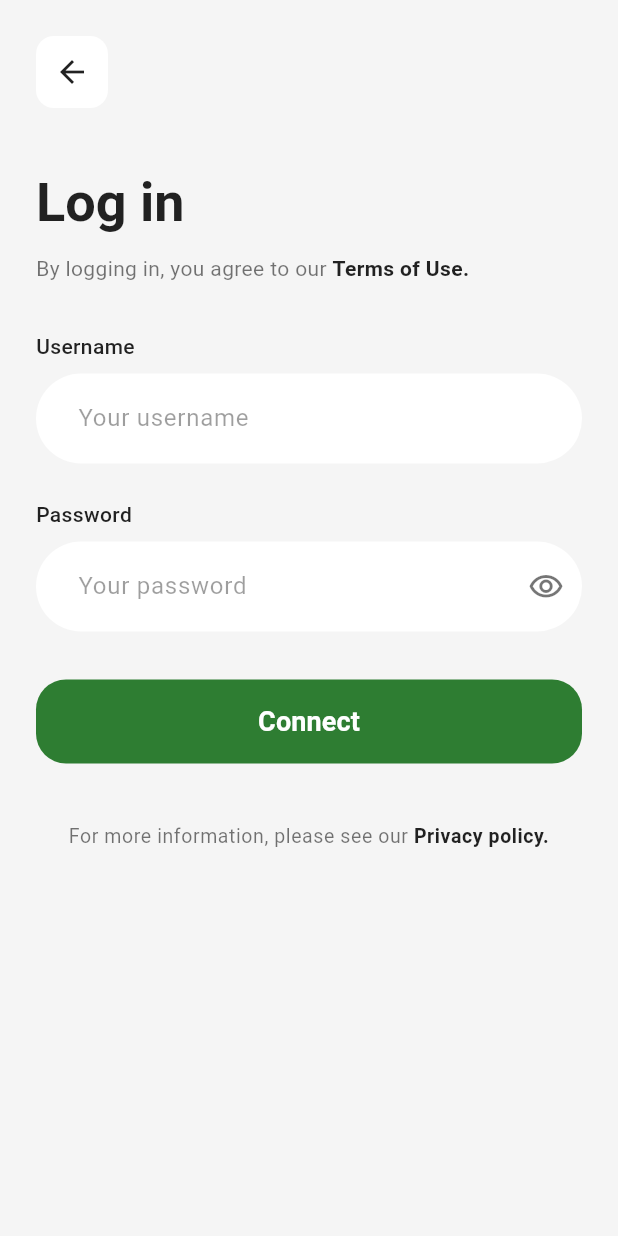
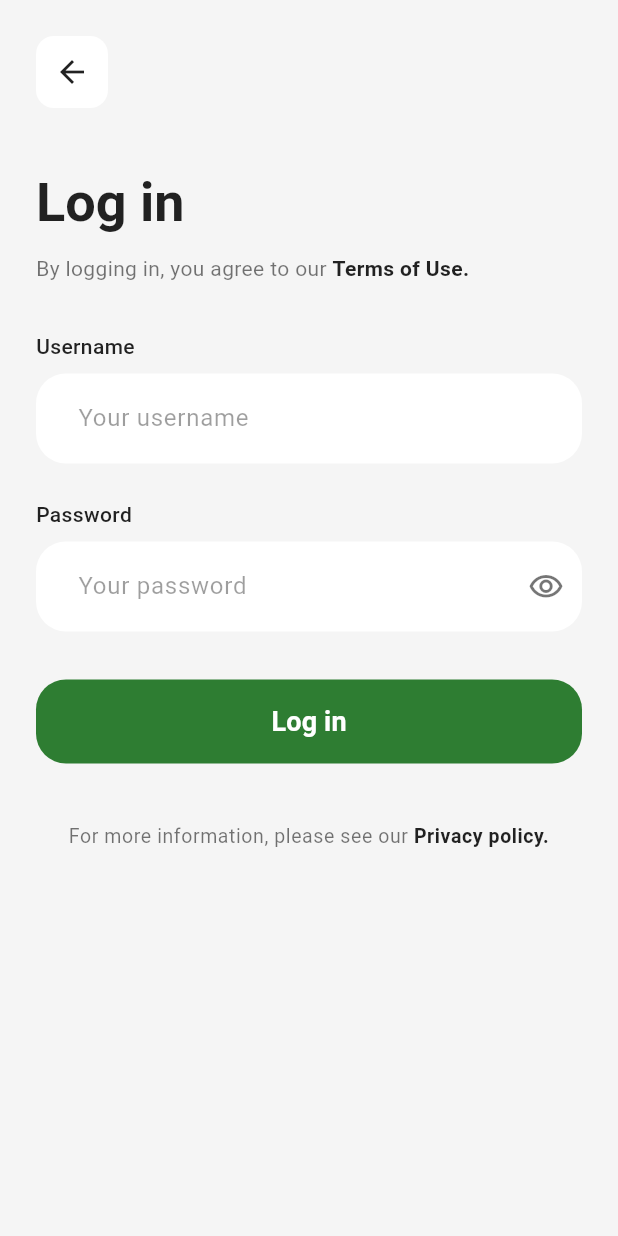
Before and after one commit to jessojoseph/Van_, a Flutter app: the screen it shows after launch, after a tap on "Log in", on a phone screen of 412 x 824 dp. Run offline on Flutter 3.47's test engine with Material 3 defaults, Android fonts, the phone set to English and light mode, and no system bars; accounts and stored records are empty.

Commit message:
Custom textbox

```diff
--- a/van/lib/screens/login_screen.dart
+++ b/van/lib/screens/login_screen.dart
@@ -2,6 +2,7 @@ import 'package:flutter/material.dart';
 import '../constants/app_constants.dart';
 import '../utils/app_utils.dart';
 import '../widgets/custom_buttons.dart';
+import '../widgets/custom_text_field.dart';
 import 'home_screen.dart';
 
 class LoginScreen extends StatefulWidget {
@@ -143,20 +144,11 @@ class _LoginScreenState extends State<LoginScreen> {
                   child: Column(
                     crossAxisAlignment: CrossAxisAlignment.start,
                     children: [
-                      // Username Label
-                      Text(
-                        'Username',
-                        style: theme.textTheme.bodyMedium?.copyWith(
-                          color: Colors.black87,
-                          fontWeight: FontWeight.w500,
-                        ),
-                      ),
-
-                      const SizedBox(height: 8),
-
                       // Username Field
-                      TextFormField(
+                      CustomTextField(
                         controller: _emailController,
+                        labelText: 'Username',
+                        hintText: 'Your username',
                         keyboardType: TextInputType.text,
                         validator: (value) {
                           if (value == null || value.isEmpty) {
@@ -164,75 +156,16 @@ class _LoginScreenState extends State<LoginScreen> {
                           }
                           return null;
                         },
-                        decoration: InputDecoration(
-                          hintText: 'Your username',
-                          hintStyle: TextStyle(
-                            color: Colors.black38,
-                            fontSize: 16,
-                          ),
-                          filled: true,
-                          fillColor: Colors.white,
-                          border: OutlineInputBorder(
-                            borderRadius: BorderRadius.circular(30),
-                            borderSide: BorderSide.none,
-                          ),
-                          enabledBorder: OutlineInputBorder(
-                            borderRadius: BorderRadius.circular(30),
-                            borderSide: BorderSide.none,
-                          ),
-                          focusedBorder: OutlineInputBorder(
-                            borderRadius: BorderRadius.circular(30),
-                            borderSide: BorderSide.none,
-                          ),
-                          errorBorder: OutlineInputBorder(
-                            borderRadius: BorderRadius.circular(30),
-                            borderSide: BorderSide(color: Colors.red.shade300),
-                          ),
-                          focusedErrorBorder: OutlineInputBorder(
-                            borderRadius: BorderRadius.circular(30),
-                            borderSide: BorderSide(color: Colors.red.shade300, width: 2),
-                          ),
-                          contentPadding: const EdgeInsets.symmetric(
-                            horizontal: 24,
-                            vertical: 18,
-                          ),
-                        ),
                       ),
 
                       const SizedBox(height: 24),
 
-                      // Password Label
-                      Text(
-                        'Password',
-                        style: theme.textTheme.bodyMedium?.copyWith(
-                          color: Colors.black87,
-                          fontWeight: FontWeight.w500,
-                        ),
-                      ),
-
-                      const SizedBox(height: 8),
-
                       // Password Field
-                      TextFormField(
+                      CustomTextField(
                         controller: _passwordController,
+                        labelText: 'Password',
+                        hintText: 'Your password',
                         obscureText: !_isPasswordVisible,
-                        validator: (value) {
-                          if (value == null || value.isEmpty) {
-                            return 'Please enter your password';
-                          }
-                          if (value.length < 6) {
-                            return 'Password must be at least 6 characters';
-                          }
-                          return null;
-                        },
-                        decoration: InputDecoration(
-                          hintText: 'Your password',
-                          hintStyle: TextStyle(
-                            color: Colors.black38,
-                            fontSize: 16,
-                          ),
-                          filled: true,
-                          fillColor: Colors.white,
                         suffixIcon: IconButton(
                           icon: Icon(
                             _isPasswordVisible
@@ -246,38 +179,22 @@ class _LoginScreenState extends State<LoginScreen> {
                             });
                           },
                         ),
-                          border: OutlineInputBorder(
-                            borderRadius: BorderRadius.circular(30),
-                            borderSide: BorderSide.none,
-                          ),
-                          enabledBorder: OutlineInputBorder(
-                            borderRadius: BorderRadius.circular(30),
-                            borderSide: BorderSide.none,
-                          ),
-                          focusedBorder: OutlineInputBorder(
-                            borderRadius: BorderRadius.circular(30),
-                            borderSide: BorderSide.none,
-                          ),
-                          errorBorder: OutlineInputBorder(
-                            borderRadius: BorderRadius.circular(30),
-                            borderSide: BorderSide(color: Colors.red.shade300),
-                          ),
-                          focusedErrorBorder: OutlineInputBorder(
-                            borderRadius: BorderRadius.circular(30),
-                            borderSide: BorderSide(color: Colors.red.shade300, width: 2),
-                          ),
-                          contentPadding: const EdgeInsets.symmetric(
-                            horizontal: 24,
-                            vertical: 18,
-                          ),
-                        ),
+                        validator: (value) {
+                          if (value == null || value.isEmpty) {
+                            return 'Please enter your password';
+                          }
+                          if (value.length < 6) {
+                            return 'Password must be at least 6 characters';
+                          }
+                          return null;
+                        },
                       ),
 
                       const SizedBox(height: 32),
 
                       // Connect Button
                       PrimaryButton(
-                        text: 'Connect',
+                        text: 'Log in',
                         isLoading: _isLoading,
                         onPressed: _handleLogin,
                       ),
--- a/van/lib/widgets/custom_text_field.dart
+++ b/van/lib/widgets/custom_text_field.dart
@@ -1,5 +1,4 @@
 import 'package:flutter/material.dart';
-import '../constants/app_constants.dart';
 
 class CustomTextField extends StatelessWidget {
   final TextEditingController controller;
@@ -44,10 +43,10 @@ class CustomTextField extends StatelessWidget {
           labelText,
           style: theme.textTheme.bodyMedium?.copyWith(
             fontWeight: FontWeight.w500,
-            color: theme.colorScheme.onSurface,
+            color: Colors.black87,
           ),
         ),
-        const SizedBox(height: AppConstants.paddingSmall),
+        const SizedBox(height: 8),
         TextFormField(
           controller: controller,
           obscureText: obscureText,
@@ -61,59 +60,45 @@ class CustomTextField extends StatelessWidget {
           style: theme.textTheme.bodyLarge,
           decoration: InputDecoration(
             hintText: hintText,
-            hintStyle: theme.textTheme.bodyLarge?.copyWith(
-              color: theme.colorScheme.onSurface.withAlpha(128),
+            hintStyle: const TextStyle(
+              color: Colors.black38,
+              fontSize: 16,
             ),
             prefixIcon: prefixIcon != null
                 ? Icon(
                     prefixIcon,
-                    color: theme.colorScheme.onSurface.withAlpha(153),
+                    color: Colors.black54,
                   )
                 : null,
             suffixIcon: suffixIcon,
             filled: true,
-            fillColor: theme.colorScheme.surfaceContainerHighest.withAlpha(128),
+            fillColor: Colors.white,
             border: OutlineInputBorder(
-              borderRadius: BorderRadius.circular(AppConstants.borderRadiusMedium),
-              borderSide: BorderSide(
-                color: theme.colorScheme.outline.withAlpha(128),
-                width: 1,
-              ),
+              borderRadius: BorderRadius.circular(20),
+              borderSide: BorderSide.none,
             ),
             enabledBorder: OutlineInputBorder(
-              borderRadius: BorderRadius.circular(AppConstants.borderRadiusMedium),
-              borderSide: BorderSide(
-                color: theme.colorScheme.outline.withAlpha(128),
-                width: 1,
-              ),
+              borderRadius: BorderRadius.circular(20),
+              borderSide: BorderSide.none,
             ),
             focusedBorder: OutlineInputBorder(
-              borderRadius: BorderRadius.circular(AppConstants.borderRadiusMedium),
-              borderSide: BorderSide(
-                color: theme.colorScheme.primary,
-                width: 2,
-              ),
+              borderRadius: BorderRadius.circular(20),
+              borderSide: BorderSide.none,
             ),
             errorBorder: OutlineInputBorder(
-              borderRadius: BorderRadius.circular(AppConstants.borderRadiusMedium),
-              borderSide: BorderSide(
-                color: theme.colorScheme.error,
-                width: 1,
-              ),
+              borderRadius: BorderRadius.circular(20),
+              borderSide: BorderSide(color: Colors.red.shade300),
             ),
             focusedErrorBorder: OutlineInputBorder(
-              borderRadius: BorderRadius.circular(AppConstants.borderRadiusMedium),
-              borderSide: BorderSide(
-                color: theme.colorScheme.error,
-                width: 2,
-              ),
+              borderRadius: BorderRadius.circular(20),
+              borderSide: BorderSide(color: Colors.red.shade300, width: 2),
             ),
             contentPadding: const EdgeInsets.symmetric(
-              horizontal: AppConstants.paddingMedium,
-              vertical: AppConstants.paddingMedium,
+              horizontal: 24,
+              vertical: 18,
             ),
             errorStyle: theme.textTheme.bodySmall?.copyWith(
-              color: theme.colorScheme.error,
+              color: Colors.red.shade700,
             ),
           ),
         ),
```
Lines whose indentation alone changed are shown as unchanged.
